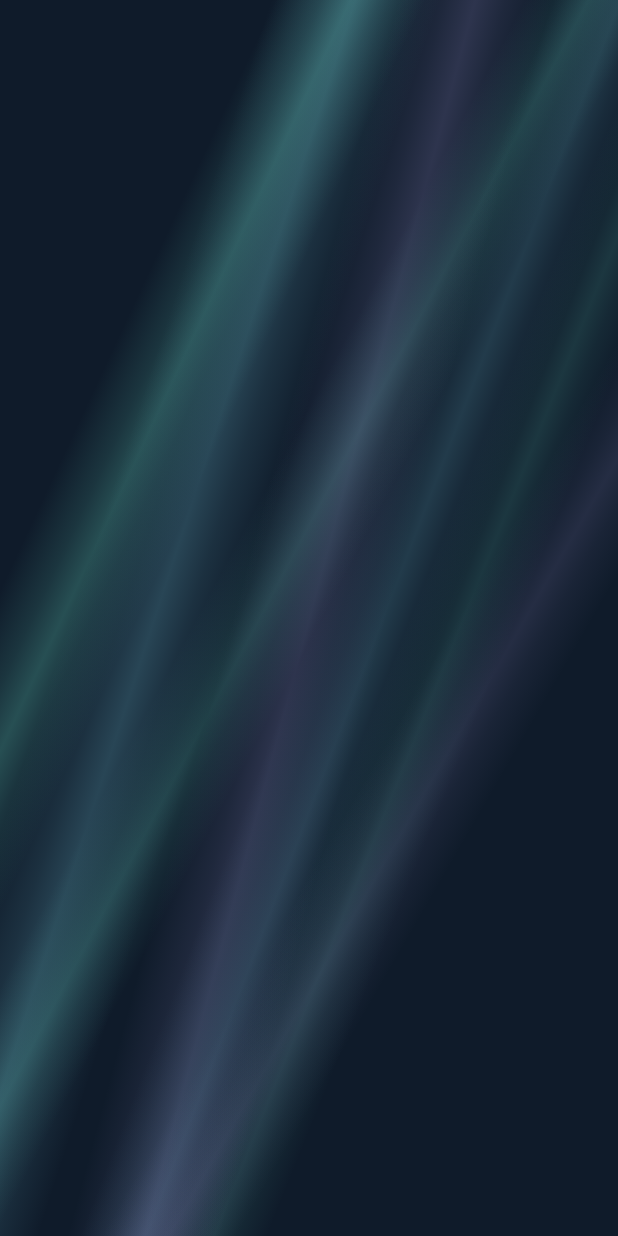
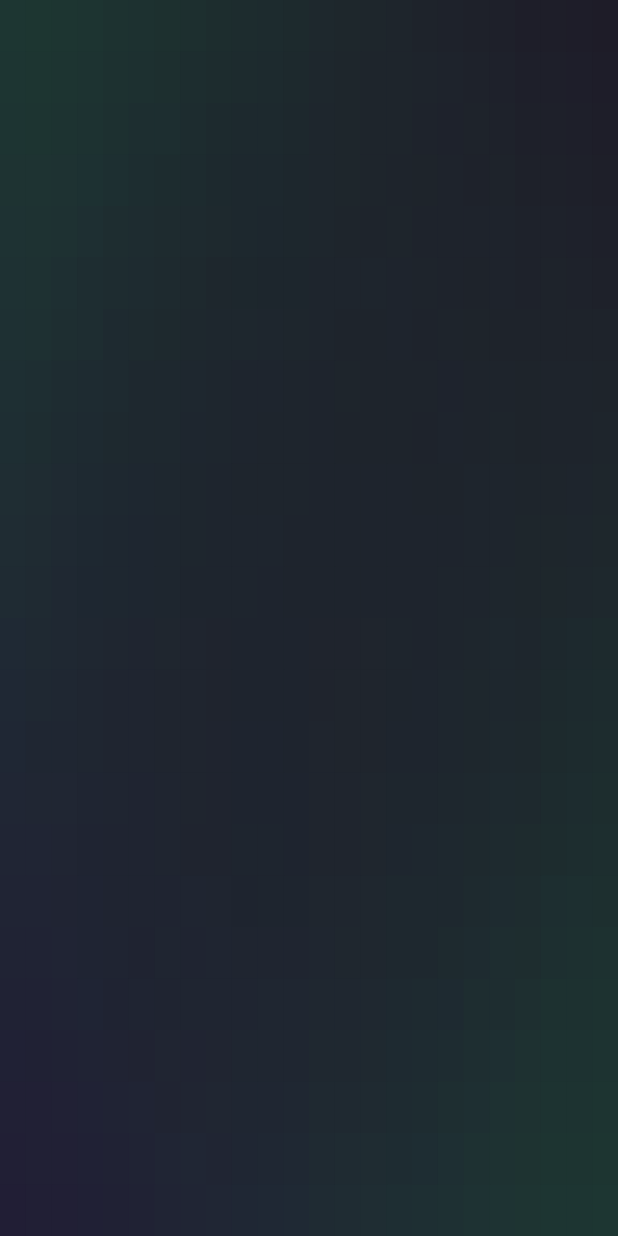
Before and after one commit to beichenxingI/Aurora, an Android app built with Jetpack Compose: the composable AuroraBackground shown on its own in the app's theme, on a phone screen of 412 x 824 dp. Run offline under Robolectric (Android 15) with nearby library versions, the phone set to English and light mode, and no system bars; 4 statements that could not run were skipped.

Commit message:
feat(bg): mesh gradient background - color embedded in darkness
Replace light-band / radial-blob approach with bilinear mesh gradient.

Design rationale:
  Previous radialGradient blobs felt like light sources floating on a
  dark background (胭脂俗粉). The mesh gradient instead embeds color
  INTO the background — every pixel is a mix of the surrounding aurora
  tones, with no visible center hotspot or hard edge.

Implementation:
  - 5-point color grid: 4 corners + 1 center
  - Bilinear interpolation across 24x24 cell grid
  - Center point blended at 0.35 weight for organic variation
  - Each corner independently oscillates between two dark aurora tones
    on long cycles (47–68s), EaseInOut, RepeatMode.Reverse
  - Nav impulse applies UV horizontal shift (max 6%) + spring decay
  - Base palette: warm deep navy (#141C2B) with per-corner aurora tints
    (MeshMint / MeshSky / MeshLilac / MeshWarm / MeshNeutral)
  - All colors very dark and low-saturation — color is subtle but present

Performance:
  - 24x24 = 576 drawRect calls per frame
  - No Shader/RenderEffect, no bitmap allocation
  - Compatible with API 26+

```diff
--- a/app/src/main/java/com/beichenxing/aurora/presentation/common/component/AuroraBackground.kt
+++ b/app/src/main/java/com/beichenxing/aurora/presentation/common/component/AuroraBackground.kt
@@ -1,17 +1,14 @@
 package com.beichenxing.aurora.presentation.common.component
 
 import android.provider.Settings
-import androidx.compose.animation.core.Animatable
 import androidx.compose.animation.core.EaseInOut
 import androidx.compose.animation.core.RepeatMode
 import androidx.compose.animation.core.Spring
 import androidx.compose.animation.core.animateFloat
 import androidx.compose.animation.core.infiniteRepeatable
 import androidx.compose.animation.core.rememberInfiniteTransition
-import androidx.compose.animation.core.spring
 import androidx.compose.animation.core.tween
 import androidx.compose.foundation.Canvas
-import androidx.compose.foundation.background
 import androidx.compose.foundation.layout.Box
 import androidx.compose.foundation.layout.BoxScope
 import androidx.compose.foundation.layout.fillMaxSize
@@ -23,40 +20,45 @@ import androidx.compose.runtime.remember
 import androidx.compose.ui.Modifier
 import androidx.compose.ui.geometry.Offset
 import androidx.compose.ui.geometry.Size
-import androidx.compose.ui.graphics.Brush
 import androidx.compose.ui.graphics.Color
 import androidx.compose.ui.graphics.drawscope.DrawScope
 import androidx.compose.ui.platform.LocalContext
 import com.beichenxing.aurora.presentation.common.theme.AuroraColors
-import kotlin.math.cos
-import kotlin.math.sin
+import androidx.compose.animation.core.Animatable
+import androidx.compose.animation.core.spring
 
 /**
- * Aurora light-curtain background.
+ * Aurora Mesh Gradient Background.
  *
- * Renders multiple diagonal light bands (like real aurora borealis curtains)
- * using linearGradient strips at various angles.
+ * Renders a full-screen mesh gradient using bilinear interpolation across
+ * a 4-corner color grid. The colors slowly drift between aurora-tinted dark
+ * tones, producing the soft "color embedded in darkness" effect — no visible
+ * light blobs, no hard edges, just a living color field.
  *
- * Layout:
- *   - 7 bands total: 3 Mint, 2 Sky, 2 Lilac
- *   - Each band is a full-screen-height diagonal strip
- *   - Bands drift at different speeds (parallax feel)
- *   - On nav selection change: impulse shifts all bands in the opposite direction,
- *     then spring-decays back to base drift
+ * Visual design:
+ * - Base: warm deep navy (#141C2B), not pure black
+ * - Four corners hold aurora-tinted dark colors (mint / sky / lilac / warm)
+ * - Colors interpolate smoothly across the full screen
+ * - Each corner animates independently on a long cycle (40–70s)
+ * - On nav change: a directional impulse nudges the color field,
+ *   then springs back — giving the sensation of the background
+ *   responding to navigation
  *
- * @param navImpulse  Normalized [-1, 1] directional impulse injected by nav changes.
- *                    Positive = user moved right (bands shift left), negative = user moved left.
- *                    Set to 0f when no nav change.
+ * Mesh resolution: 24×24 cells — enough for smooth gradients,
+ * cheap enough for 60fps on any modern device.
+ *
+ * @param navImpulse      Normalized [-1,1]. Positive = nav moved right.
+ * @param impulseVersion  Increments each time an impulse should fire.
  */
 @Composable
 fun AuroraBackground(
-    modifier: Modifier = Modifier,
-    navImpulse: Float = 0f,
-    impulseVersion: Int = 0,     // 新增这个参数
-    content: @Composable BoxScope.() -> Unit
+    modifier       : Modifier = Modifier,
+    navImpulse     : Float    = 0f,
+    impulseVersion : Int      = 0,
+    content        : @Composable BoxScope.() -> Unit
 ) {
-    val context = LocalContext.current
-    val animScale = remember {
+    val context    = LocalContext.current
+    val animScale  = remember {
         Settings.Global.getFloat(
             context.contentResolver,
             Settings.Global.ANIMATOR_DURATION_SCALE,
@@ -65,160 +67,152 @@ fun AuroraBackground(
     }
     val animEnabled = animScale > 0f
 
-    // ── Slow base drift (infinite, very slow) ────────────────────────────
     val transition = if (animEnabled) {
-        rememberInfiniteTransition(label = "aurora")
+        rememberInfiniteTransition(label = "mesh_aurora")
     } else null
 
-    // Three independent drift offsets for parallax
-    // Each animates 0 -> 1 (fractional screen width) over a long cycle
-    val drift1 by animFloat(transition, 0f, 0.12f, 55_000)
-    val drift2 by animFloat(transition, 0f, 0.09f, 70_000)
-    val drift3 by animFloat(transition, 0f, 0.15f, 45_000)
+    // ── Per-corner color phase animations ────────────────────────────────
+    // Each corner oscillates between two dark aurora-tinted colors.
+    // Different durations create slow, organic drift.
 
-    // ── Impulse offset (spring-animated) ─────────────────────────────────
-    // When nav changes, inject a directional impulse then spring back to 0.
+    // Top-left: MeshMint <-> MeshNeutral (55s)
+    val tlPhase by animFloat(transition, 0f, 1f, 55_000)
+
+    // Top-right: MeshSky <-> MeshWarm (68s)
+    val trPhase by animFloat(transition, 1f, 0f, 68_000)
+
+    // Bottom-left: MeshLilac <-> MeshNeutral (47s)
+    val blPhase by animFloat(transition, 0f, 1f, 47_000)
+
+    // Bottom-right: MeshSky <-> MeshMint (61s)
+    val brPhase by animFloat(transition, 1f, 0f, 61_000)
+
+    // Center: MeshWarm <-> MeshLilac (53s)
+    val cPhase by animFloat(transition, 0f, 1f, 53_000)
+
+    // ── Nav impulse as UV offset ──────────────────────────────────────────
+    // A horizontal impulse shifts the mesh UV coordinates slightly,
+    // making the color field appear to "slide" in the opposite direction.
     val impulseOffset = remember { Animatable(0f) }
 
     LaunchedEffect(impulseVersion) {
         if (navImpulse == 0f) return@LaunchedEffect
-        // Snap to impulse position (bands jump toward opposite direction)
-        val target = -navImpulse * 0.14f  // max 14% screen width shift
+        val target = -navImpulse * 0.06f   // max 6% UV shift
         impulseOffset.snapTo(target)
-        // Spring decay back to 0 (like a sloshing fluid settling)
         impulseOffset.animateTo(
             targetValue   = 0f,
             animationSpec = spring(
                 dampingRatio = Spring.DampingRatioMediumBouncy,
-                stiffness = Spring.StiffnessLow
+                stiffness    = Spring.StiffnessLow
             )
         )
     }
 
-    val impulse = impulseOffset.value
+    val uShift = impulseOffset.value
 
-    Box(
-        modifier = modifier
-            .fillMaxSize()
-            .background(AuroraColors.BgPrimary)
-    ) {
+    // ── Compute current corner colors ─────────────────────────────────────
+    val colorTL = lerpColor(AuroraColors.MeshMint,  AuroraColors.MeshNeutral, tlPhase)
+    val colorTR = lerpColor(AuroraColors.MeshSky,   AuroraColors.MeshWarm,    trPhase)
+    val colorBL = lerpColor(AuroraColors.MeshLilac, AuroraColors.MeshNeutral, blPhase)
+    val colorBR = lerpColor(AuroraColors.MeshSky,   AuroraColors.MeshMint,    brPhase)
+    val colorC  = lerpColor(AuroraColors.MeshWarm,  AuroraColors.MeshLilac,   cPhase)
+
+    Box(modifier = modifier.fillMaxSize()) {
         Canvas(modifier = Modifier.fillMaxSize()) {
-
-            // ── Band definitions ──────────────────────────────────────────
-            // posX: center position as fraction of screen width
-            // Each group uses a different drift speed for parallax
-
-            // Mint group (fastest drift)
-            drawAuroraBand(
-                color   = AuroraColors.Mint,
-                angle   = 115f,
-                posX    = 0.10f + drift1 + impulse,
-                bandW   = 0.22f,
-                alpha   = 0.28f
-            )
-            drawAuroraBand(
-                color   = AuroraColors.Mint,
-                angle   = 118f,
-                posX    = 0.42f + drift1 * 0.7f + impulse * 0.8f,
-                bandW   = 0.18f,
-                alpha   = 0.20f
-            )
-            drawAuroraBand(
-                color   = AuroraColors.Mint,
-                angle   = 112f,
-                posX    = 0.75f + drift1 * 0.5f + impulse * 0.6f,
-                bandW   = 0.16f,
-                alpha   = 0.15f
-            )
-
-            // Sky group (medium drift)
-            drawAuroraBand(
-                color   = AuroraColors.Sky,
-                angle   = 108f,
-                posX    = 0.25f + drift2 + impulse * 0.9f,
-                bandW   = 0.26f,
-                alpha   = 0.24f
-            )
-            drawAuroraBand(
-                color   = AuroraColors.Sky,
-                angle   = 111f,
-                posX    = 0.62f + drift2 * 0.8f + impulse * 0.7f,
-                bandW   = 0.20f,
-                alpha   = 0.18f
-            )
-
-            // Lilac group (slowest drift)
-            drawAuroraBand(
-                color   = AuroraColors.Lilac,
-                angle   = 105f,
-                posX    = 0.50f + drift3 + impulse * 0.85f,
-                bandW   = 0.24f,
-                alpha   = 0.20f
-            )
-            drawAuroraBand(
-                color   = AuroraColors.Lilac,
-                angle   = 120f,
-                posX    = 0.85f + drift3 * 0.6f + impulse * 0.5f,
-                bandW   = 0.19f,
-                alpha   = 0.14f
+            drawMeshGradient(
+                tl     = colorTL,
+                tr     = colorTR,
+                bl     = colorBL,
+                br     = colorBR,
+                center = colorC,
+                uShift = uShift,
+                cells  = 24
             )
         }
-
         content()
     }
 }
 
+// ─────────────────────────────────────────────────────────────────────────────
+//  Mesh gradient renderer
+// ─────────────────────────────────────────────────────────────────────────────
+
 /**
- * Draw one aurora light curtain band.
+ * Draw a mesh gradient across the full canvas.
  *
- * The band is a diagonal strip spanning the full canvas height.
- * It is rendered as a linearGradient perpendicular to the band's angle:
- *   transparent → peak color → transparent
+ * Uses a 5-point color grid (4 corners + 1 center) with bilinear
+ * interpolation. The center point blends in to break the strict linearity
+ * of a pure 4-corner gradient, adding more organic variation.
  *
- * @param color   Band color (from AuroraColors)
- * @param angle   Band orientation in degrees (90 = vertical, 115 = tilted left)
- * @param posX    Center of band as fraction of canvas width [0..1], can exceed bounds
- * @param bandW   Width of band as fraction of canvas width
- * @param alpha   Peak alpha at band center
+ * @param tl, tr, bl, br  Corner colors
+ * @param center          Center color (blended in with weight 0.35)
+ * @param uShift          Horizontal UV offset from nav impulse
+ * @param cells           Grid resolution (higher = smoother, more draw calls)
  */
-private fun DrawScope.drawAuroraBand(
-    color : Color,
-    angle : Float,
-    posX  : Float,
-    bandW : Float,
-    alpha : Float
+private fun DrawScope.drawMeshGradient(
+    tl    : Color,
+    tr    : Color,
+    bl    : Color,
+    br    : Color,
+    center: Color,
+    uShift: Float,
+    cells : Int
 ) {
-    val cx    = size.width * posX
-    val halfW = size.width * bandW * 0.5f
-    val h     = size.height
+    val cellW = size.width  / cells
+    val cellH = size.height / cells
 
-    // Direction perpendicular to the band (the gradient direction)
-    val rad   = Math.toRadians((angle - 90.0))
-    val perpX = cos(rad).toFloat()
-    val perpY = sin(rad).toFloat()
+    for (row in 0 until cells) {
+        for (col in 0 until cells) {
+            // UV coordinates of cell center, shifted by nav impulse
+            val u = ((col + 0.5f) / cells + uShift).coerceIn(0f, 1f)
+            val v = (row  + 0.5f) / cells
 
-    // Gradient start/end points (perpendicular to band direction)
-    val gradStart = Offset(cx - perpX * halfW, h * 0.5f - perpY * halfW)
-    val gradEnd   = Offset(cx + perpX * halfW, h * 0.5f + perpY * halfW)
+            // Bilinear interpolation across 4 corners
+            val cornerColor = bilerp(tl, tr, bl, br, u, v)
 
-    drawRect(
-        brush   = Brush.linearGradient(
-            colorStops = arrayOf(
-                0.00f to color.copy(alpha = 0f),
-                0.30f to color.copy(alpha = alpha * 0.5f),
-                0.50f to color.copy(alpha = alpha),
-                0.70f to color.copy(alpha = alpha * 0.5f),
-                1.00f to color.copy(alpha = 0f)
-            ),
-            start = gradStart,
-            end   = gradEnd
-        ),
-        topLeft = Offset(0f, 0f),
-        size    = Size(size.width, h)
+            // Distance from center (0 at center, 1 at corners)
+            val du = u - 0.5f
+            val dv = v - 0.5f
+            val distFromCenter = (du * du + dv * dv) * 4f   // 0..1
+            val centerWeight   = (1f - distFromCenter).coerceIn(0f, 1f) * 0.35f
+
+            // Blend in center color
+            val finalColor = lerpColor(cornerColor, center, centerWeight)
+
+            drawRect(
+                color   = finalColor,
+                topLeft = Offset(col * cellW, row * cellH),
+                size    = Size(cellW + 1f, cellH + 1f)   // +1 avoids hair-line gaps
+            )
+        }
+    }
+}
+
+// ─────────────────────────────────────────────────────────────────────────────
+//  Color helpers
+// ─────────────────────────────────────────────────────────────────────────────
+
+private fun lerpColor(a: Color, b: Color, t: Float): Color {
+    val tc = t.coerceIn(0f, 1f)
+    return Color(
+        red   = a.red   + (b.red   - a.red)   * tc,
+        green = a.green + (b.green - a.green) * tc,
+        blue  = a.blue  + (b.blue  - a.blue)  * tc,
+        alpha = 1f
     )
 }
 
-/** Returns animated float state, or static mid-value if animations disabled. */
+private fun bilerp(
+    tl: Color, tr: Color,
+    bl: Color, br: Color,
+    u : Float, v : Float
+): Color {
+    val top    = lerpColor(tl, tr, u)
+    val bottom = lerpColor(bl, br, u)
+    return lerpColor(top, bottom, v)
+}
+
+/** Animated float, or static mid-value when system animations disabled. */
 @Composable
 private fun animFloat(
     transition : androidx.compose.animation.core.InfiniteTransition?,
@@ -234,7 +228,7 @@ private fun animFloat(
                 animation  = tween(durationMs, easing = EaseInOut),
                 repeatMode = RepeatMode.Reverse
             ),
-            label = "aurora_${from}_${to}"
+            label = "mesh_${from}_${to}"
         )
     } else {
         remember { mutableFloatStateOf((from + to) / 2f) }
--- a/app/src/main/java/com/beichenxing/aurora/presentation/common/theme/AuroraColors.kt
+++ b/app/src/main/java/com/beichenxing/aurora/presentation/common/theme/AuroraColors.kt
@@ -92,4 +92,17 @@ object AuroraColors {
                 BgPrimary
             )
         )
+
+    // ── Mesh gradient corner colors ───────────────────────────────────────────
+    // These are low-saturation, white-shifted aurora tones used ONLY for the
+    // background mesh. Never use these for UI components.
+    // The base is a warm deep blue-grey (not pure black) so colors feel
+    // "embedded in" the background rather than "floating on top of" it.
+
+    val MeshBase    = Color(0xFF141C2B)  // warm deep navy (base background)
+    val MeshMint    = Color(0xFF1D3832)  // deep mint-teal, very dark
+    val MeshSky     = Color(0xFF182535)  // deep sky-blue, very dark
+    val MeshLilac   = Color(0xFF211C35)  // deep lilac, very dark
+    val MeshWarm    = Color(0xFF1E1A28)  // warm dark purple-grey (暖色点缀)
+    val MeshNeutral = Color(0xFF161D2C)  // neutral dark blue-grey
 }
```
